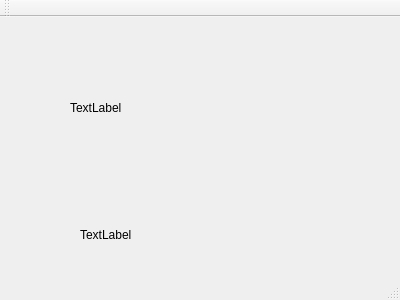
This is mainwindow.ui in avmm9898/mini_Photoshop as Qt 5 draws it before an edit. The edited form follows.
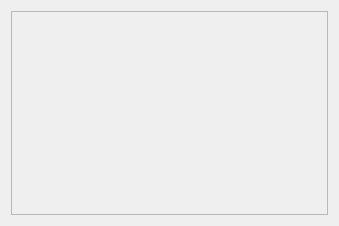
This is the edited form.

The edit to the form file:
```diff
--- a/mainwindow.ui
+++ b/mainwindow.ui
@@ -6,60 +6,46 @@
    <rect>
     <x>0</x>
     <y>0</y>
-    <width>400</width>
-    <height>300</height>
+    <width>339</width>
+    <height>226</height>
    </rect>
   </property>
   <property name="windowTitle">
    <string>MainWindow</string>
   </property>
   <widget class="QWidget" name="centralWidget">
-   <widget class="QLabel" name="photo_frame">
-    <property name="geometry">
-     <rect>
-      <x>70</x>
-      <y>20</y>
-      <width>291</width>
-      <height>141</height>
-     </rect>
-    </property>
-    <property name="text">
-     <string>TextLabel</string>
-    </property>
-   </widget>
-   <widget class="QLabel" name="label_2">
-    <property name="geometry">
-     <rect>
-      <x>80</x>
-      <y>210</y>
-      <width>58</width>
-      <height>15</height>
-     </rect>
-    </property>
-    <property name="text">
-     <string>TextLabel</string>
-    </property>
-   </widget>
-  </widget>
-  <widget class="QMenuBar" name="menuBar">
+   <layout class="QGridLayout" name="gridLayout">
+    <item row="0" column="1">
+     <widget class="QScrollArea" name="scrollArea">
+      <property name="enabled">
+       <bool>true</bool>
+      </property>
+      <property name="mouseTracking">
+       <bool>false</bool>
+      </property>
+      <property name="widgetResizable">
+       <bool>true</bool>
+      </property>
+      <widget class="QWidget" name="scrollAreaWidgetContents">
    <property name="geometry">
     <rect>
      <x>0</x>
      <y>0</y>
-     <width>400</width>
-     <height>25</height>
-    </rect>
-   </property>
-  </widget>
-  <widget class="QToolBar" name="mainToolBar">
-   <attribute name="toolBarArea">
-    <enum>TopToolBarArea</enum>
-   </attribute>
-   <attribute name="toolBarBreak">
-    <bool>false</bool>
-   </attribute>
-  </widget>
-  <widget class="QStatusBar" name="statusBar"/>
+         <width>319</width>
+         <height>206</height>
+        </rect>
+       </property>
+       <property name="sizePolicy">
+        <sizepolicy hsizetype="Preferred" vsizetype="Preferred">
+         <horstretch>0</horstretch>
+         <verstretch>0</verstretch>
+        </sizepolicy>
+       </property>
+      </widget>
+     </widget>
+    </item>
+   </layout>
+  </widget>
  </widget>
  <layoutdefault spacing="6" margin="11"/>
  <resources/>
```
Lines whose indentation alone changed are shown as unchanged.
